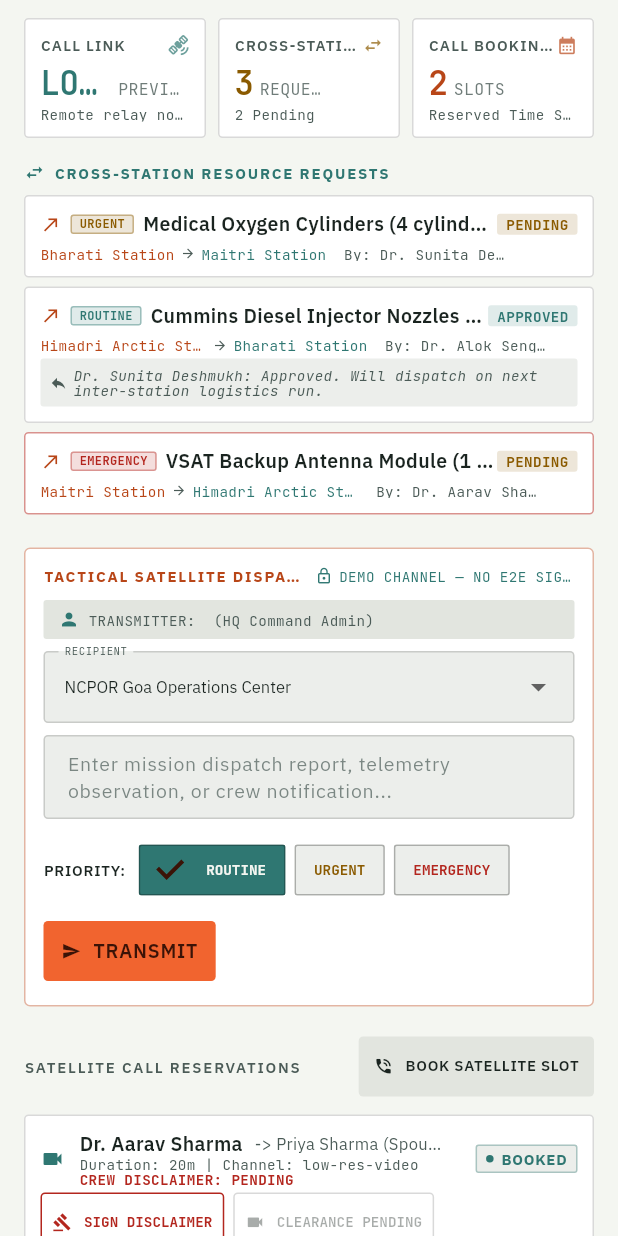
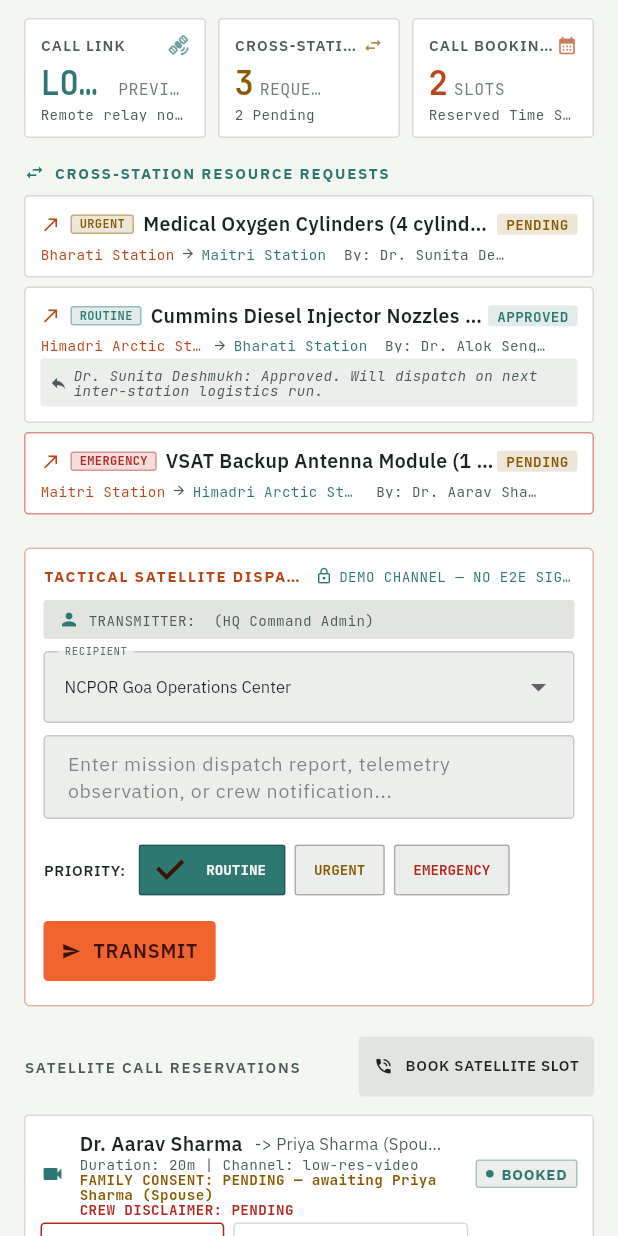
Before and after one commit to Nitin-Basker10/Aroha, a Flutter app: the CommsHubScreen widget shown alone on an empty page, opened directly, on a phone screen of 412 x 824 dp. Run offline on Flutter 3.47's test engine with Material 3 defaults, Android fonts, the phone set to English and light mode, and no system bars; our stand-ins replace flutter_local_notifications, google_fonts, shared_preferences, supabase_flutter; missing offline and left inert: flutter_webrtc; accounts and stored records are empty; network calls fail.

Commit message:
Explain the two-party call gate instead of showing a dead button
Crew signed the disclaimer and still could not join, with nothing on
screen saying why. Two causes, both the policy working correctly, but the
UI made them indistinguishable from a broken build.

Family consent was invisible while pending. The card rendered
"FAMILY CONSENT ON FILE" only once consent existed, so before that there
was no family line at all. A crew member who had already signed saw a
disabled JOIN and no indication that the family was holding it up. The
line now renders in both states and names who is awaited.

The blocked label did not say which gate. Every unmet condition collapsed
to "CLEARANCE PENDING", which is unactionable for crew specifically,
because they cannot clear the family side themselves. The label now
distinguishes SIGN DISCLAIMER FIRST from AWAITING FAMILY CONSENT, and a
new _joinNextStep line spells out the next action, including that the
family opens the Family tab on the login screen and enters the invite
code. The guidance disappears entirely once the booking is joinable, so
no stale instruction lingers.

No policy was touched. CallAccessPolicy, the service-layer guards and the
family-side binding are unchanged; this is explanatory text only. The crew
still cannot self-authorise, and the family gate still requires the family
session.

Adds a test that walks the exact sequence a judge hits: unsigned ->
SIGN DISCLAIMER FIRST, signed -> AWAITING FAMILY CONSENT, family consents
-> JOIN VIDEO with the guidance gone. 92 tests pass, analyze clean.

```diff
--- a/lib/views/comms/comms_hub_screen.dart
+++ b/lib/views/comms/comms_hub_screen.dart
@@ -1110,14 +1110,24 @@ class _CommsHubScreenState extends State<CommsHubScreen> {
                                 color: context.appColors.onSurfaceVariant,
                               ),
                             ),
-                            if (booking.familyConsentGiven)
-                              Text(
-                                'FAMILY CONSENT ON FILE',
-                                style: AppTypography.telemetryXs.copyWith(
-                                  color: context.appColors.nominal,
-                                  fontWeight: FontWeight.w700,
-                                ),
+                            // The family gate is shown in BOTH states. It
+                            // used to render only once consent was given, so a
+                            // crew member who had already signed saw a dead
+                            // JOIN button and no indication that the family
+                            // was the thing holding it up.
+                            Text(
+                              booking.familyConsentGiven
+                                  ? 'FAMILY CONSENT ON FILE: ${booking.familyContactName}'
+                                  : 'FAMILY CONSENT: PENDING — awaiting ${booking.familyContactName}',
+                              maxLines: 2,
+                              overflow: TextOverflow.ellipsis,
+                              style: AppTypography.telemetryXs.copyWith(
+                                color: booking.familyConsentGiven
+                                    ? context.appColors.nominal
+                                    : context.appColors.warning,
+                                fontWeight: FontWeight.w700,
                               ),
+                            ),
                             Text(
                               booking.crewDisclaimerSigned
                                   ? 'CREW DISCLAIMER SIGNED: ${booking.crewDisclaimerBy}'
@@ -1248,6 +1258,18 @@ class _CommsHubScreenState extends State<CommsHubScreen> {
                           ),
                     ],
                   ),
+                  // Next step for a blocked booking. Without this the crew sees
+                  // a disabled JOIN and no route forward, which reads as a
+                  // broken build rather than a deliberate two-party gate.
+                  if (_joinNextStep(auth, booking) case final step?) ...[
+                    const SizedBox(height: 6),
+                    Text(
+                      step,
+                      style: AppTypography.telemetryXs.copyWith(
+                        color: context.appColors.onSurfaceVariant,
+                      ),
+                    ),
+                  ],
                 ],
               ),
             );
@@ -1374,15 +1396,42 @@ class _CommsHubScreenState extends State<CommsHubScreen> {
 
   /// Explains *why* a join button is disabled — a greyed-out button with no
   /// reason reads like a broken feature during a judge demo.
+  ///
+  /// The crew and family gates are named separately. "CLEARANCE PENDING" on
+  /// its own is ambiguous: the crew cannot clear the family side themselves,
+  /// so a generic label leaves them stuck with nothing to act on.
   String _joinBlockedLabel(CallBooking booking) {
     if (!CallAccessPolicy.isLive(booking)) return 'SLOT CLOSED';
-    if (!CallAccessPolicy.hasBothClearances(booking)) {
-      return 'CLEARANCE PENDING';
-    }
+    if (!booking.crewDisclaimerSigned) return 'SIGN DISCLAIMER FIRST';
+    if (!booking.familyConsentGiven) return 'AWAITING FAMILY CONSENT';
     if (!CallAccessPolicy.isWithinJoinWindow(booking)) {
       return 'OPENS 10 MIN BEFORE SLOT';
     }
     return 'CLEARANCE PENDING';
+  }
+
+  /// The single next step a crew member has to take, or null when the booking
+  /// is already joinable. Rendered under the controls so the blocked state
+  /// reads as a sequence rather than a dead end.
+  String? _joinNextStep(AuthService auth, CallBooking booking) {
+    if (_canJoinBooking(auth, booking)) return null;
+    if (!CallAccessPolicy.isLive(booking)) {
+      return 'This slot is ${booking.status} and can no longer be joined.';
+    }
+    if (!booking.crewDisclaimerSigned) {
+      return 'Step 1 of 2 — sign the crew disclaimer above.';
+    }
+    if (!booking.familyConsentGiven) {
+      return 'Step 2 of 2 — send the invite code to '
+          '${booking.familyContactName}. They open the Family tab on the '
+          'login screen, enter the code, accept the disclaimer, then give '
+          'consent. The call unlocks only after that.';
+    }
+    if (!CallAccessPolicy.isWithinJoinWindow(booking)) {
+      return 'Both sides are cleared. The room opens 10 minutes before the '
+          'scheduled slot.';
+    }
+    return null;
   }
 
   void _showInviteCode(BuildContext context, String code) {
```
Also changed, not shown: 1 other file.
